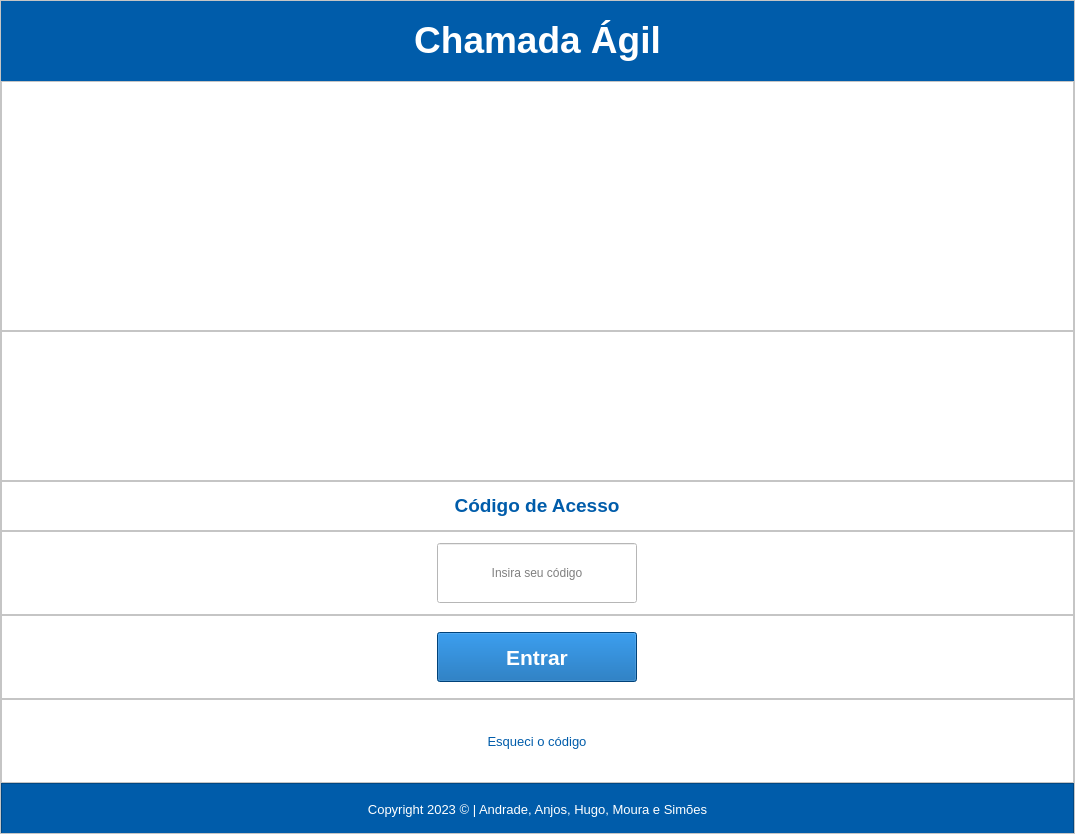
DiegoSMAnjos/SENAI-TDS-TCC-Chamada-Agil, file view/telaInicio.ui: the form before one commit.
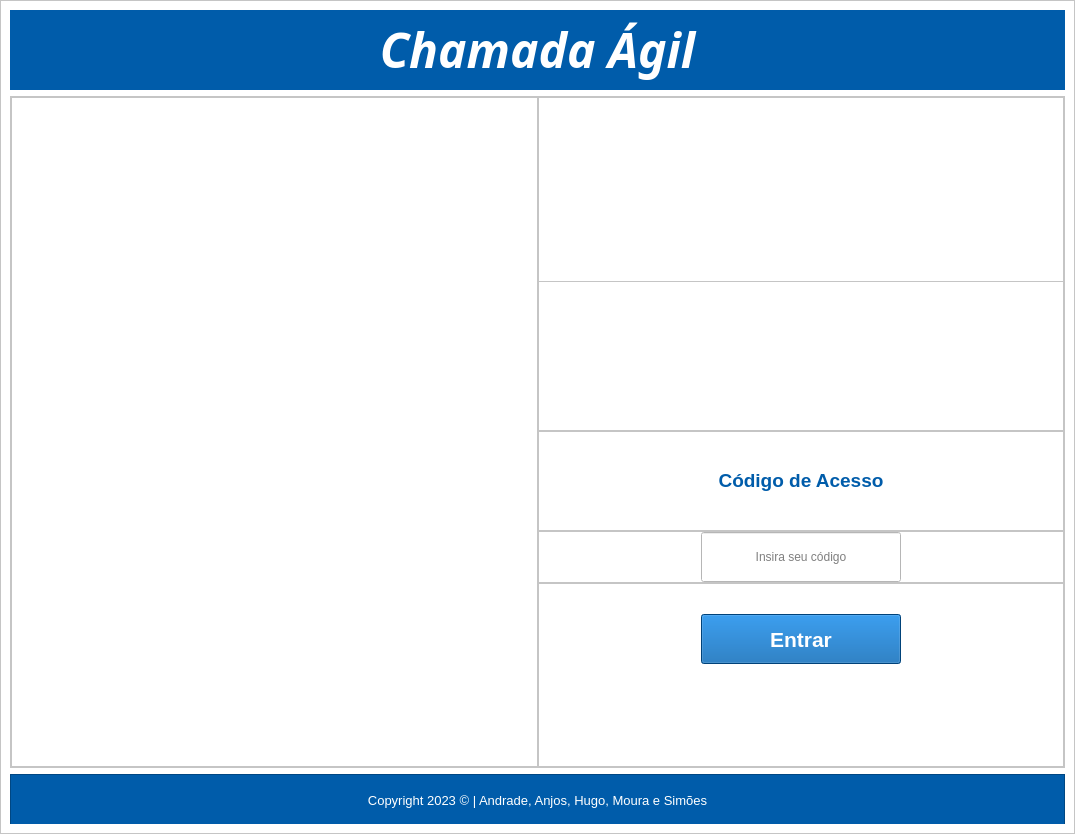
The form after the commit. Icons and pictures are not drawn.

The edit to the form file:
```diff
--- a/view/telaInicio.ui
+++ b/view/telaInicio.ui
@@ -60,21 +60,6 @@
        <enum>QFrame::Raised</enum>
       </property>
       <layout class="QVBoxLayout" name="verticalLayout_2">
-       <property name="spacing">
-        <number>0</number>
-       </property>
-       <property name="leftMargin">
-        <number>0</number>
-       </property>
-       <property name="topMargin">
-        <number>0</number>
-       </property>
-       <property name="rightMargin">
-        <number>0</number>
-       </property>
-       <property name="bottomMargin">
-        <number>0</number>
-       </property>
        <item>
         <widget class="QFrame" name="header">
          <property name="maximumSize">
@@ -110,12 +95,18 @@
           </property>
           <item>
            <widget class="QLabel" name="lblTituloHome">
+            <property name="minimumSize">
+             <size>
+              <width>0</width>
+              <height>80</height>
+             </size>
+            </property>
             <property name="font">
              <font>
-              <family>Segoe UI</family>
-              <pointsize>28</pointsize>
+              <family>Segoe UI Black</family>
+              <pointsize>36</pointsize>
               <weight>75</weight>
-              <italic>false</italic>
+              <italic>true</italic>
               <bold>true</bold>
              </font>
             </property>
@@ -136,6 +127,94 @@
        <item>
         <widget class="QFrame" name="frame">
          <property name="frameShape">
+          <enum>QFrame::StyledPanel</enum>
+         </property>
+         <property name="frameShadow">
+          <enum>QFrame::Raised</enum>
+         </property>
+         <layout class="QHBoxLayout" name="horizontalLayout_8">
+          <property name="spacing">
+           <number>0</number>
+          </property>
+          <property name="leftMargin">
+           <number>0</number>
+          </property>
+          <property name="topMargin">
+           <number>0</number>
+          </property>
+          <property name="rightMargin">
+           <number>0</number>
+          </property>
+          <property name="bottomMargin">
+           <number>0</number>
+          </property>
+          <item>
+           <widget class="QFrame" name="frameL">
+            <property name="minimumSize">
+             <size>
+              <width>500</width>
+              <height>0</height>
+             </size>
+            </property>
+            <property name="layoutDirection">
+             <enum>Qt::LeftToRight</enum>
+            </property>
+            <property name="frameShape">
+             <enum>QFrame::StyledPanel</enum>
+            </property>
+            <property name="frameShadow">
+             <enum>QFrame::Raised</enum>
+            </property>
+            <layout class="QHBoxLayout" name="horizontalLayout_9">
+             <property name="spacing">
+              <number>0</number>
+             </property>
+             <property name="leftMargin">
+              <number>0</number>
+             </property>
+             <property name="topMargin">
+              <number>0</number>
+             </property>
+             <property name="rightMargin">
+              <number>0</number>
+             </property>
+             <property name="bottomMargin">
+              <number>0</number>
+             </property>
+             <item>
+              <widget class="QLabel" name="lblImagemCapa">
+               <property name="sizePolicy">
+                <sizepolicy hsizetype="Expanding" vsizetype="Expanding">
+                 <horstretch>0</horstretch>
+                 <verstretch>0</verstretch>
+                </sizepolicy>
+               </property>
+               <property name="minimumSize">
+                <size>
+                 <width>500</width>
+                 <height>500</height>
+                </size>
+               </property>
+               <property name="layoutDirection">
+                <enum>Qt::LeftToRight</enum>
+               </property>
+               <property name="pixmap">
+                <pixmap>../img/imagem-inicio.png</pixmap>
+               </property>
+               <property name="scaledContents">
+                <bool>false</bool>
+               </property>
+               <property name="alignment">
+                <set>Qt::AlignCenter</set>
+               </property>
+              </widget>
+             </item>
+            </layout>
+           </widget>
+          </item>
+          <item>
+           <widget class="QFrame" name="frameR">
+            <property name="frameShape">
           <enum>QFrame::NoFrame</enum>
          </property>
          <property name="frameShadow">
@@ -158,11 +237,11 @@
            <number>0</number>
           </property>
           <item>
-           <widget class="QFrame" name="frame_2">
+              <widget class="QFrame" name="frame_3">
             <property name="minimumSize">
              <size>
               <width>0</width>
-              <height>250</height>
+                 <height>200</height>
              </size>
             </property>
             <property name="frameShape">
@@ -191,14 +270,14 @@
               <widget class="QLabel" name="lblLogoSenai">
                <property name="minimumSize">
                 <size>
-                 <width>600</width>
-                 <height>150</height>
+                    <width>400</width>
+                    <height>100</height>
                 </size>
                </property>
                <property name="maximumSize">
                 <size>
-                 <width>600</width>
-                 <height>150</height>
+                    <width>400</width>
+                    <height>100</height>
                 </size>
                </property>
                <property name="text">
@@ -210,13 +289,19 @@
            </widget>
           </item>
           <item>
-           <widget class="QFrame" name="frame_3">
+              <widget class="QFrame" name="frame_4">
             <property name="minimumSize">
              <size>
               <width>0</width>
               <height>150</height>
              </size>
             </property>
+               <property name="maximumSize">
+                <size>
+                 <width>16777215</width>
+                 <height>200</height>
+                </size>
+               </property>
             <property name="frameShape">
              <enum>QFrame::StyledPanel</enum>
             </property>
@@ -262,11 +347,11 @@
            </widget>
           </item>
           <item>
-           <widget class="QFrame" name="frame_4">
-            <property name="maximumSize">
+              <widget class="QFrame" name="frame_5">
+               <property name="minimumSize">
              <size>
-              <width>16777215</width>
-              <height>50</height>
+                 <width>0</width>
+                 <height>100</height>
              </size>
             </property>
             <property name="frameShape">
@@ -303,6 +388,8 @@
                 <font>
                  <family>Segoe UI</family>
                  <pointsize>14</pointsize>
+                    <weight>75</weight>
+                    <bold>true</bold>
                 </font>
                </property>
                <property name="text">
@@ -314,7 +401,7 @@
            </widget>
           </item>
           <item>
-           <widget class="QFrame" name="frame_5">
+              <widget class="QFrame" name="frame_6">
             <property name="frameShape">
              <enum>QFrame::StyledPanel</enum>
             </property>
@@ -341,14 +428,14 @@
               <widget class="QLineEdit" name="lineEdit">
                <property name="minimumSize">
                 <size>
-                 <width>0</width>
-                 <height>60</height>
+                    <width>200</width>
+                    <height>50</height>
                 </size>
                </property>
                <property name="maximumSize">
                 <size>
                  <width>200</width>
-                 <height>16777215</height>
+                    <height>50</height>
                 </size>
                </property>
                <property name="styleSheet">
@@ -366,7 +453,7 @@
            </widget>
           </item>
           <item>
-           <widget class="QFrame" name="frame_6">
+              <widget class="QFrame" name="frame_7">
             <property name="frameShape">
              <enum>QFrame::StyledPanel</enum>
             </property>
@@ -381,13 +468,13 @@
               <number>0</number>
              </property>
              <property name="topMargin">
-              <number>0</number>
+                 <number>30</number>
              </property>
              <property name="rightMargin">
               <number>0</number>
              </property>
              <property name="bottomMargin">
-              <number>0</number>
+                 <number>200</number>
              </property>
              <item>
               <widget class="QPushButton" name="pushButton">
@@ -421,61 +508,6 @@
               </widget>
              </item>
             </layout>
-           </widget>
-          </item>
-          <item>
-           <widget class="QFrame" name="frame_7">
-            <property name="frameShape">
-             <enum>QFrame::StyledPanel</enum>
-            </property>
-            <property name="frameShadow">
-             <enum>QFrame::Raised</enum>
-            </property>
-            <layout class="QHBoxLayout" name="horizontalLayout_8">
-             <property name="spacing">
-              <number>0</number>
-             </property>
-             <property name="leftMargin">
-              <number>0</number>
-             </property>
-             <property name="topMargin">
-              <number>0</number>
-             </property>
-             <property name="rightMargin">
-              <number>0</number>
-             </property>
-             <property name="bottomMargin">
-              <number>0</number>
-             </property>
-             <item>
-              <widget class="QPushButton" name="pushButton_2">
-               <property name="minimumSize">
-                <size>
-                 <width>200</width>
-                 <height>40</height>
-                </size>
-               </property>
-               <property name="maximumSize">
-                <size>
-                 <width>200</width>
-                 <height>40</height>
-                </size>
-               </property>
-               <property name="font">
-                <font>
-                 <family>Segoe UI</family>
-                 <pointsize>10</pointsize>
-                </font>
-               </property>
-               <property name="styleSheet">
-                <string notr="true">color: rgb(0, 92, 170);</string>
-               </property>
-               <property name="text">
-                <string>Esqueci o código</string>
-               </property>
-               <property name="flat">
-                <bool>true</bool>
-               </property>
               </widget>
              </item>
             </layout>
```
Left out of the diff: 12 changed lines with no effect on the pictures. Lines whose indentation alone changed are shown as unchanged.
